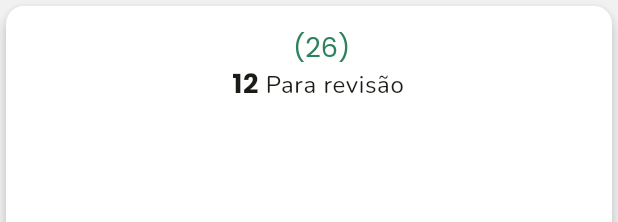
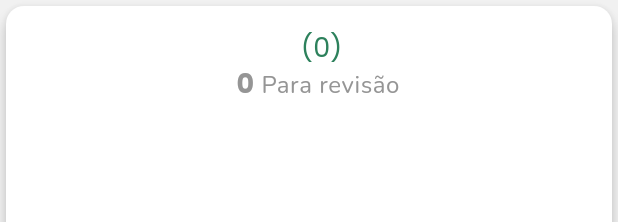
Before and after one commit to CantarinoG/flashcard-pets, a Flutter app: the CollectionCard widget shown alone on an empty page, opened directly with empty values, after a tap on the "more vert" icon, on a phone screen of 412 x 824 dp. Shown: the top 222 px of the screen. Run offline on Flutter 3.47's test engine with Material 3 defaults, Android fonts, the phone set to English and light mode, and no system bars; our stand-ins replace flutter_svg, sqflite; accounts and stored records are empty.

Commit message:
feat: Consume card info from provider in CollectionCard widget.

```diff
--- a/lib/providers/dao/collection_dao.dart
+++ b/lib/providers/dao/collection_dao.dart
@@ -41,6 +41,7 @@ class CollectionDao with ChangeNotifier implements IDao<Collection> {
     return List.generate(maps.length, (i) => Collection.fromMap(maps[i]));
   }
 
+  @override
   Future<List<Collection>> customQuery(
       String whereClause, List<dynamic> whereArgs) async {
     final database = await databaseHelper.database;
--- a/lib/providers/dao/flashcard_dao.dart
+++ b/lib/providers/dao/flashcard_dao.dart
@@ -41,6 +41,7 @@ class FlashcardDao with ChangeNotifier implements IDao<Flashcard> {
     return List.generate(maps.length, (i) => Flashcard.fromMap(maps[i]));
   }
 
+  @override
   Future<List<Flashcard>> customQuery(
       String whereClause, List<dynamic> whereArgs) async {
     final database = await databaseHelper.database;
--- a/lib/widgets/collection_card.dart
+++ b/lib/widgets/collection_card.dart
@@ -1,5 +1,6 @@
 import 'package:flashcard_pets/dialogs/confirm_delete_dialog.dart';
 import 'package:flashcard_pets/models/collection.dart';
+import 'package:flashcard_pets/models/flashcard.dart';
 import 'package:flashcard_pets/models/subject.dart';
 import 'package:flashcard_pets/providers/constants/i_data_provider.dart';
 import 'package:flashcard_pets/providers/dao/i_dao.dart';
@@ -10,6 +11,7 @@ import 'package:flashcard_pets/snackbars/error_snackbar.dart';
 import 'package:flashcard_pets/snackbars/success_snackbar.dart';
 import 'package:flashcard_pets/themes/app_text_styles.dart';
 import 'package:flashcard_pets/themes/app_themes.dart';
+import 'package:flashcard_pets/widgets/loading.dart';
 import 'package:flutter/material.dart';
 import 'package:flutter_svg/flutter_svg.dart';
 import 'package:provider/provider.dart';
@@ -30,10 +32,6 @@ class CollectionCard extends StatefulWidget {
 }
 
 class _CollectionCardState extends State<CollectionCard> {
-  //Mocked data.
-  final int _cardsNumber = 26;
-  final int _reviewsToday = 12;
-
   void _manageCards(BuildContext context) {
     Navigator.push(
       context,
@@ -105,6 +103,15 @@ class _CollectionCardState extends State<CollectionCard> {
     );
   }
 
+  List<Flashcard> _filterToBeReviewed(List<Flashcard> list) {
+    final now = DateTime.now();
+    final today = DateTime(now.year, now.month, now.day, 23, 59, 59);
+    return list.where((flashcard) {
+      final reviewDate = flashcard.revisionDate;
+      return reviewDate.isBefore(today) || reviewDate.isAtSameMomentAs(today);
+    }).toList();
+  }
+
   @override
   Widget build(BuildContext context) {
     final TextStyle? h3 = Theme.of(context).textTheme.headlineSmall;
@@ -117,6 +124,8 @@ class _CollectionCardState extends State<CollectionCard> {
 
     final Map<int, Subject> subjects =
         Provider.of<IDataProvider<Subject>>(context).retrieveData();
+
+    final flashcardDao = Provider.of<IDao<Flashcard>>(context);
 
     return Card(
       elevation: 4,
@@ -131,7 +140,30 @@ class _CollectionCardState extends State<CollectionCard> {
             vertical: 16,
             horizontal: 24,
           ),
-          child: Row(
+          child: FutureBuilder<List<Flashcard>>(
+            future: flashcardDao.customQuery(
+              "collectionId = ?",
+              [widget.collection.id],
+            ),
+            builder: (context, snapshot) {
+              if (snapshot.connectionState == ConnectionState.waiting) {
+                return const Loading();
+              }
+
+              if (snapshot.hasError) {
+                return Center(child: Text("Error: ${snapshot.error}"));
+              }
+
+              if (!snapshot.hasData) {
+                return const Center(child: Text("No data available"));
+              }
+
+              final List<Flashcard> cards = snapshot.data ?? [];
+              final int cardsNumber = cards.length;
+              final List<Flashcard> toReviewToday = _filterToBeReviewed(cards);
+              final int numToReviewToday = toReviewToday.length;
+
+              return Row(
                 mainAxisAlignment: MainAxisAlignment.spaceBetween,
                 children: [
                   SizedBox(
@@ -161,19 +193,19 @@ class _CollectionCardState extends State<CollectionCard> {
                                 ),
                               ),
                               Text(
-                            " ($_cardsNumber)",
+                                " ($cardsNumber)",
                                 style: h3?.copyWith(color: secondary),
                               ),
                             ],
                           ),
                           RichText(
                             text: TextSpan(
-                          style: (_reviewsToday == 0)
+                              style: (numToReviewToday == 0)
                                   ? body?.copyWith(color: disabled)
                                   : body,
                               children: [
                                 TextSpan(
-                              text: "$_reviewsToday",
+                                  text: "$numToReviewToday",
                                   style: h3em,
                                 ),
                                 const TextSpan(
@@ -229,6 +261,8 @@ class _CollectionCardState extends State<CollectionCard> {
                     ],
                   ),
                 ],
+              );
+            },
           ),
         ),
       ),
```
Lines whose indentation alone changed are shown as unchanged.
